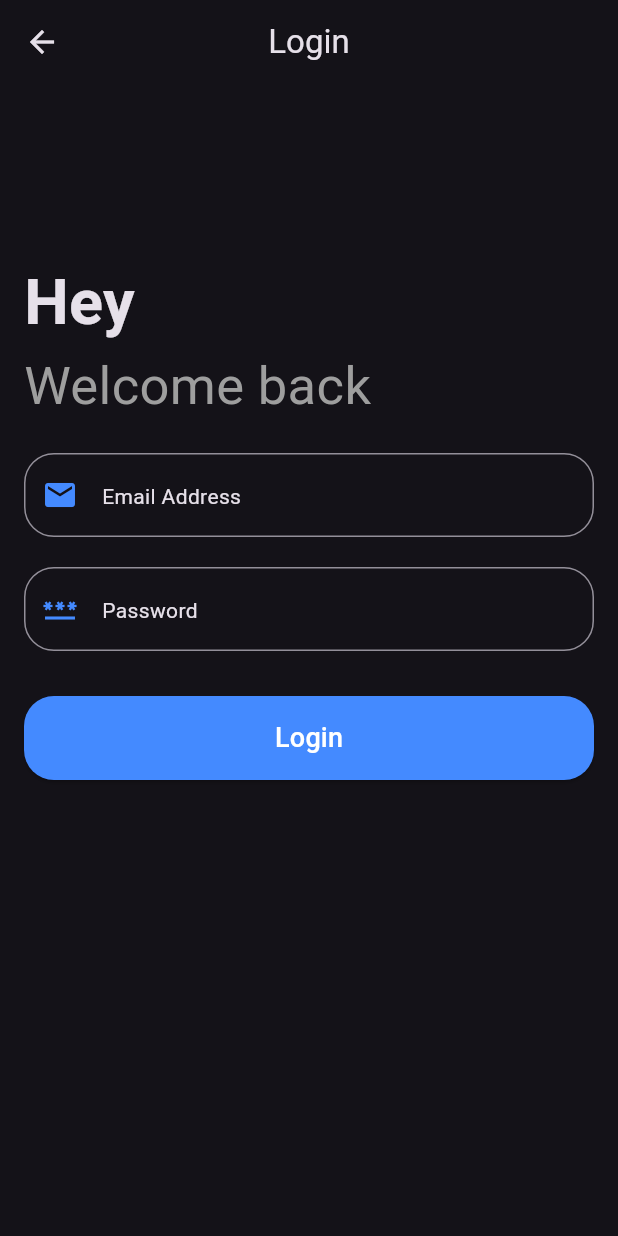
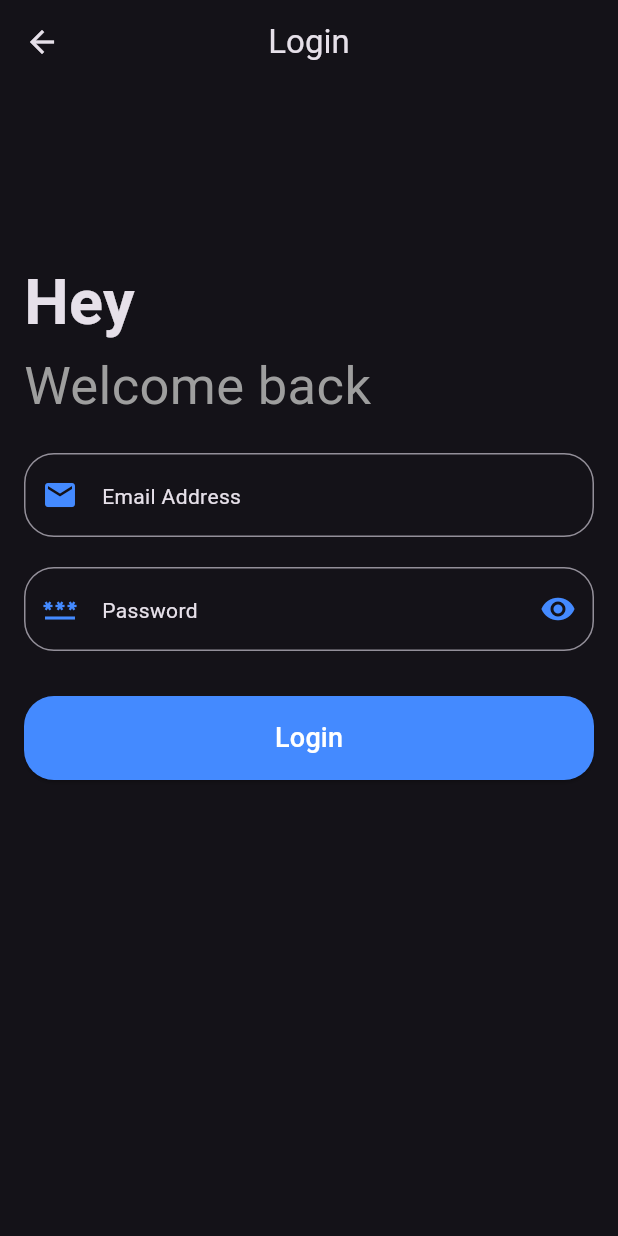
Before and after one commit to Vanaraj10/go-auth-system, a Flutter app: the screen it shows after launch, after a tap on "Already have an account? Login", on a phone screen of 412 x 824 dp. Run offline on Flutter 3.47's test engine with Material 3 defaults, Android fonts, the light colour scheme and no system bars; our stand-ins replace get_storage, lottie.

Commit message:
feat: Add password visibility toggle to LoginScreen and SignupScreen

```diff
--- a/go_notes_app/lib/login_screen.dart
+++ b/go_notes_app/lib/login_screen.dart
@@ -18,6 +18,7 @@ class _LoginScreenState extends State<LoginScreen> {
   TextEditingController passwordController = TextEditingController();
 
   bool isLoading = false;
+  bool _obscureText = true;
 
   Future<void> _login() async {
     final email = emailController.text.trim();
@@ -112,8 +113,16 @@ class _LoginScreenState extends State<LoginScreen> {
                   border: OutlineInputBorder(
                     borderRadius: BorderRadius.all(Radius.circular(20)),
                   ),
+                  suffixIcon: IconButton(onPressed: () {
+                    setState(() {
+                      _obscureText = !_obscureText;
+                    });
+                  }, icon: Icon(
+                    _obscureText ? Icons.visibility : Icons.visibility_off,
+                    color: Colors.blueAccent,
+                  ))
                 ),
-                obscureText: true,
+                obscureText: _obscureText,
               ),
               SizedBox(height: 15),
               if (errorMessage != null)
```
Also changed, not shown: go_notes_app/lib/signup_screen.dart (+9 -0 lines).
